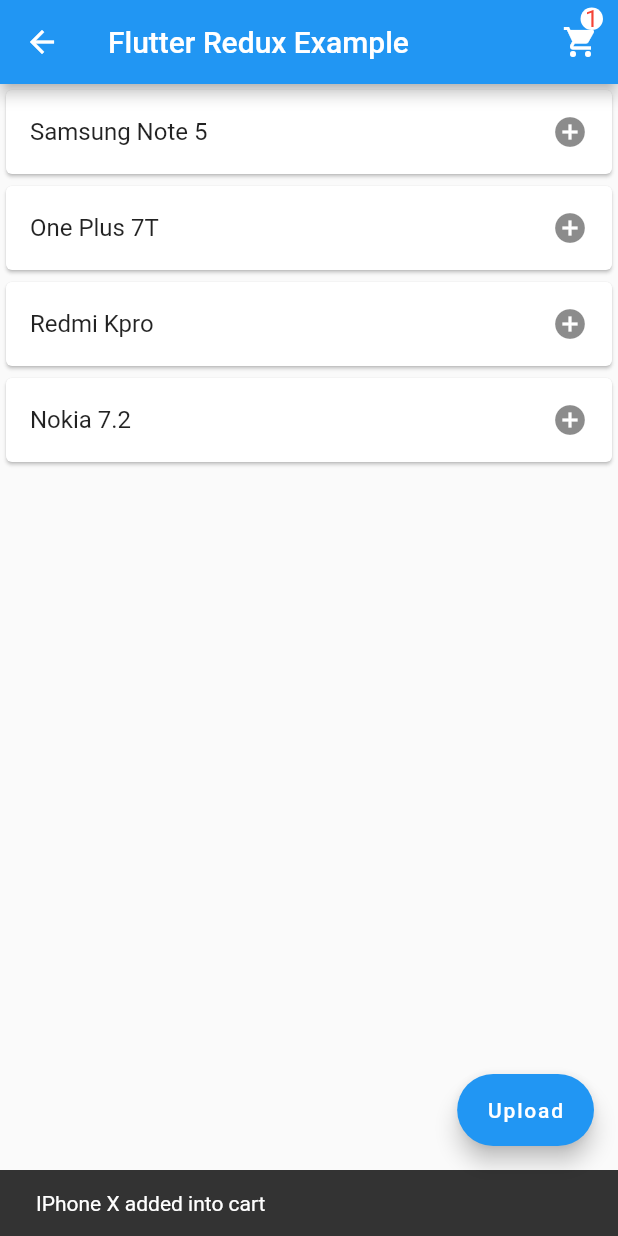
After one commit to memsjava/takalo, a Flutter app: the HomePage screen opened by its route, after a tap on the "add circle" icon, on a phone screen of 412 x 824 dp. The commit adds this screen. Run offline on Flutter 3.47's test engine with Material 2 defaults, Android fonts, the light colour scheme and no system bars; our stand-ins replace cloud_firestore, firebase_auth, firebase_core, flutter_redux, photo_view, redux; accounts and stored records are empty.

Commit message:
redux state sample

```diff
--- a/takalo_app/lib/main.dart
+++ b/takalo_app/lib/main.dart
@@ -1,8 +1,25 @@
 import 'package:firebase_core/firebase_core.dart';
 import 'package:flutter/material.dart';
+import 'package:flutter_redux/flutter_redux.dart';
+import 'package:redux/redux.dart';
+import 'package:takalo_app/model/app_state.dart';
+import 'package:takalo_app/model/cart_item.dart';
+import 'package:takalo_app/reducer/reducers.dart';
+
 import 'package:takalo_app/ui/authentication.dart';
+import 'package:takalo_app/ui/cart_list.dart';
+import 'package:takalo_app/ui/homapage.dart';
+// import 'package:takalo_app/ui/uploadimage.dart';
 
 void main() async {
+  List<CartItem> mainItemList = [
+    CartItem("IPhone X"),
+    CartItem("Samsung Note 5"),
+    CartItem("One Plus 7T"),
+    CartItem("Redmi Kpro"),
+    CartItem("Nokia 7.2"),
+  ];
+
   WidgetsFlutterBinding.ensureInitialized();
   await Firebase.initializeApp(
       options: const FirebaseOptions(
@@ -13,19 +30,34 @@
           messagingSenderId: "74041916249",
           appId: "1:74041916249:web:085bcc6a4e30974d1fea48",
           measurementId: "G-8XTLHWMWRB"));
-  runApp(const MyApp());
+
+  final _initialState = AppState(cartItemList: [], mainItemList: mainItemList);
+  final Store<AppState> _store =
+      Store<AppState>(appStateReducers, initialState: _initialState);
+
+  runApp(MyApp(store: _store));
 }
 
 class MyApp extends StatelessWidget {
-  const MyApp({Key? key}) : super(key: key);
+  final Store<AppState> store;
+
+  const MyApp({Key? key, required this.store}) : super(key: key);
 
   @override
   Widget build(BuildContext context) {
     // ignore: prefer_const_constructors
-    var materialApp = MaterialApp(
-      title: 'Takalo crypto - mobile money',
-      home: const Authentication(),
+
+    return StoreProvider<AppState>(
+      store: store,
+      child: MaterialApp(
+        title: 'Takalo crypto - mobile money',
+        home: const Authentication(),
+        routes: {
+          '/home': (context) => HomePage(),
+          '/cart': (context) => CartList(),
+          // '/upload': (context) => UploadImageScreen(),
+        },
+      ),
     );
-    return materialApp;
   }
 }
--- /dev/null
+++ b/takalo_app/lib/model/app_state.dart
@@ -0,0 +1,13 @@
+import 'package:takalo_app/model/cart_item.dart';
+
+class AppState {
+  List<CartItem> cartItemList = <CartItem>[];
+  List<CartItem> mainItemList = <CartItem>[];
+
+  AppState({required this.cartItemList, required this.mainItemList});
+
+  AppState.fromAppState(AppState another) {
+    cartItemList = another.cartItemList;
+    mainItemList = another.mainItemList;
+  }
+}
--- /dev/null
+++ b/takalo_app/lib/model/cart_item.dart
@@ -0,0 +1,5 @@
+class CartItem {
+  String itemName;
+
+  CartItem(this.itemName);
+}
--- /dev/null
+++ b/takalo_app/lib/reducer/actions.dart
@@ -0,0 +1,25 @@
+import 'package:takalo_app/model/cart_item.dart';
+
+class AddCartItemAction {
+  final CartItem cartItem;
+
+  AddCartItemAction(this.cartItem);
+}
+
+class RemoveCartItemAction {
+  final CartItem cartItem;
+
+  RemoveCartItemAction(this.cartItem);
+}
+
+class AddMainItemAction {
+  final CartItem cartItem;
+
+  AddMainItemAction(this.cartItem);
+}
+
+class RemoveMainItemAction {
+  final CartItem cartItem;
+
+  RemoveMainItemAction(this.cartItem);
+}
--- /dev/null
+++ b/takalo_app/lib/reducer/reducers.dart
@@ -0,0 +1,28 @@
+import 'package:takalo_app/model/app_state.dart';
+import 'package:takalo_app/model/cart_item.dart';
+import 'package:takalo_app/reducer/actions.dart';
+
+AppState appStateReducers(AppState state, dynamic action) {
+  if (action is AddCartItemAction) {
+    return addCartItem(state.cartItemList, state.mainItemList, action);
+  } else if (action is RemoveCartItemAction) {
+    return removeCartItem(state.cartItemList, state.mainItemList, action);
+  }
+  return state;
+}
+
+AppState addCartItem(
+    List<CartItem> items, List<CartItem> mainItems, AddCartItemAction action) {
+  return AppState(
+      cartItemList: List.from(items)..add(action.cartItem),
+      mainItemList: List.from(mainItems)
+        ..removeWhere((item) => item.itemName == action.cartItem.itemName));
+}
+
+AppState removeCartItem(List<CartItem> items, List<CartItem> mainItems,
+    RemoveCartItemAction action) {
+  return AppState(
+      cartItemList: List.from(items)
+        ..removeWhere((item) => item.itemName == action.cartItem.itemName),
+      mainItemList: List.from(mainItems)..add(action.cartItem));
+}
--- /dev/null
+++ b/takalo_app/lib/ui/homapage.dart
@@ -0,0 +1,85 @@
+import 'package:flutter/material.dart';
+import 'package:flutter_redux/flutter_redux.dart';
+import 'package:takalo_app/model/app_state.dart';
+import 'package:takalo_app/model/cart_item.dart';
+import 'package:takalo_app/reducer/actions.dart';
+
+class HomePage extends StatefulWidget {
+  @override
+  _HomePageState createState() => _HomePageState();
+}
+
+class _HomePageState extends State<HomePage> {
+  @override
+  Widget build(BuildContext context) {
+    var state = StoreProvider.of<AppState>(context);
+    return StoreConnector<AppState, List<CartItem>>(
+      converter: (mainItemStore) => mainItemStore.state.mainItemList,
+      builder: (context, list) {
+        return Scaffold(
+          appBar: AppBar(
+            title: const Text("Flutter Redux Example"),
+            actions: <Widget>[
+              Center(
+                child: InkWell(
+                  onTap: () => Navigator.of(context).pushNamed("/cart"),
+                  child: SizedBox(
+                    width: 30,
+                    child: Stack(
+                      alignment: Alignment.center,
+                      children: <Widget>[
+                        const Align(child: const Icon(Icons.shopping_cart)),
+                        Align(
+                          alignment: Alignment.topRight,
+                          child: Container(
+                            padding: const EdgeInsets.all(3),
+                            decoration: const BoxDecoration(
+                                color: Colors.white, shape: BoxShape.circle),
+                            child: StoreConnector<AppState, List<CartItem>>(
+                                converter: (store) => store.state.cartItemList,
+                                builder: (context, list) {
+                                  return Text(
+                                    list.length.toString(),
+                                    style: const TextStyle(
+                                        fontSize: 16, color: Colors.red),
+                                  );
+                                }),
+                          ),
+                        )
+                      ],
+                    ),
+                  ),
+                ),
+              ),
+              const SizedBox(
+                width: 10,
+              )
+            ],
+          ),
+          body: ListView.builder(
+              itemCount: list.length,
+              itemBuilder: (context, position) {
+                return Card(
+                    child: ListTile(
+                  title: Text(list[position].itemName),
+                  trailing: InkWell(
+                      onTap: () {
+                        state.dispatch(AddCartItemAction(list[position]));
+                        final snackBar = SnackBar(
+                            content: Text(
+                                "${list[position].itemName} added into cart"));
+                        Scaffold.of(context).showSnackBar(snackBar);
+                      },
+                      child: const Icon(Icons.add_circle)),
+                ));
+              }),
+          floatingActionButton: FloatingActionButton.extended(
+              onPressed: () {
+                Navigator.of(context).pushNamed("/upload");
+              },
+              label: const Text("Upload")),
+        );
+      },
+    );
+  }
+}
--- a/takalo_app/pubspec.yaml
+++ b/takalo_app/pubspec.yaml
@@ -40,6 +40,11 @@
   cloud_firestore: ^3.1.14
   cloud_firestore_web: ^2.6.14
   http: ^0.13.4
+  flutter_redux: ^0.9.0
+  redux: ^5.0.0
+  image_picker: ^0.8.5
+  photo_view: ^0.13.0
+  graphql_flutter: ^5.1.0
 
 dev_dependencies:
   flutter_test:
```
Also changed, not shown: takalo_app/lib/ui/cart_list.dart (added, +66 -0 lines), takalo_app/lib/ui/imageview.dart (added, +20 -0 lines), takalo_app/pubspec.lock, 2 other files.
